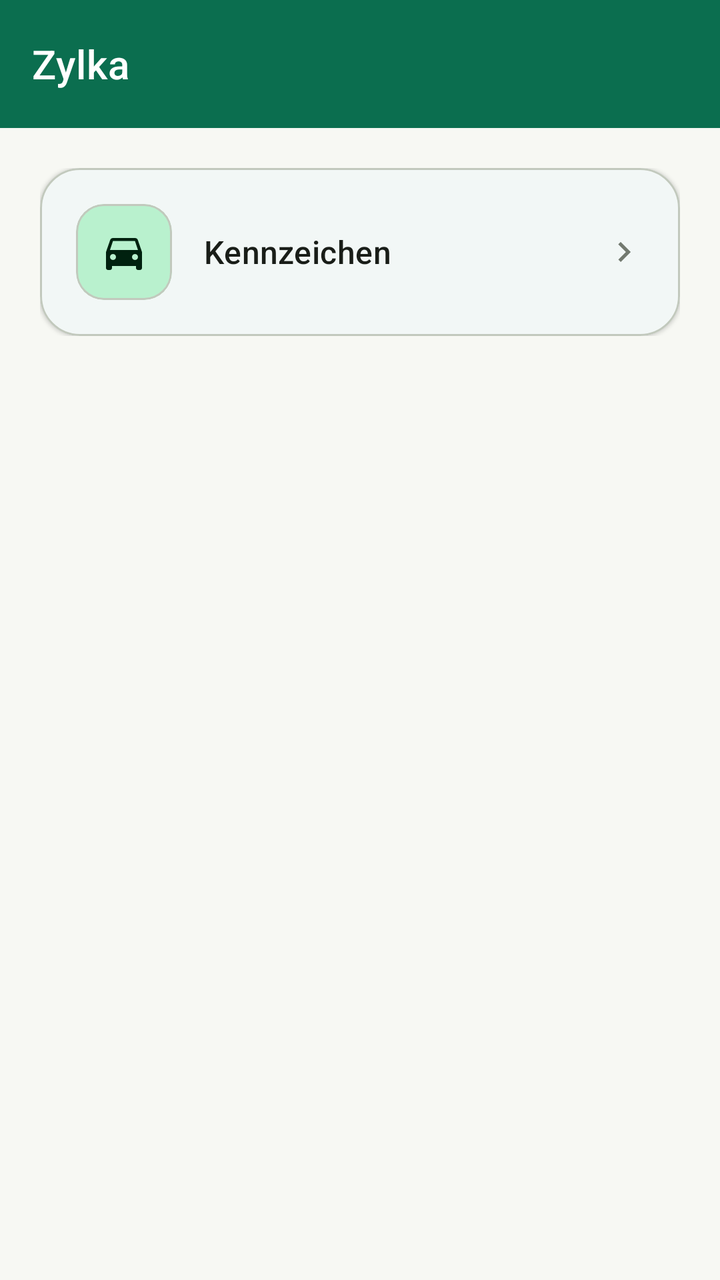
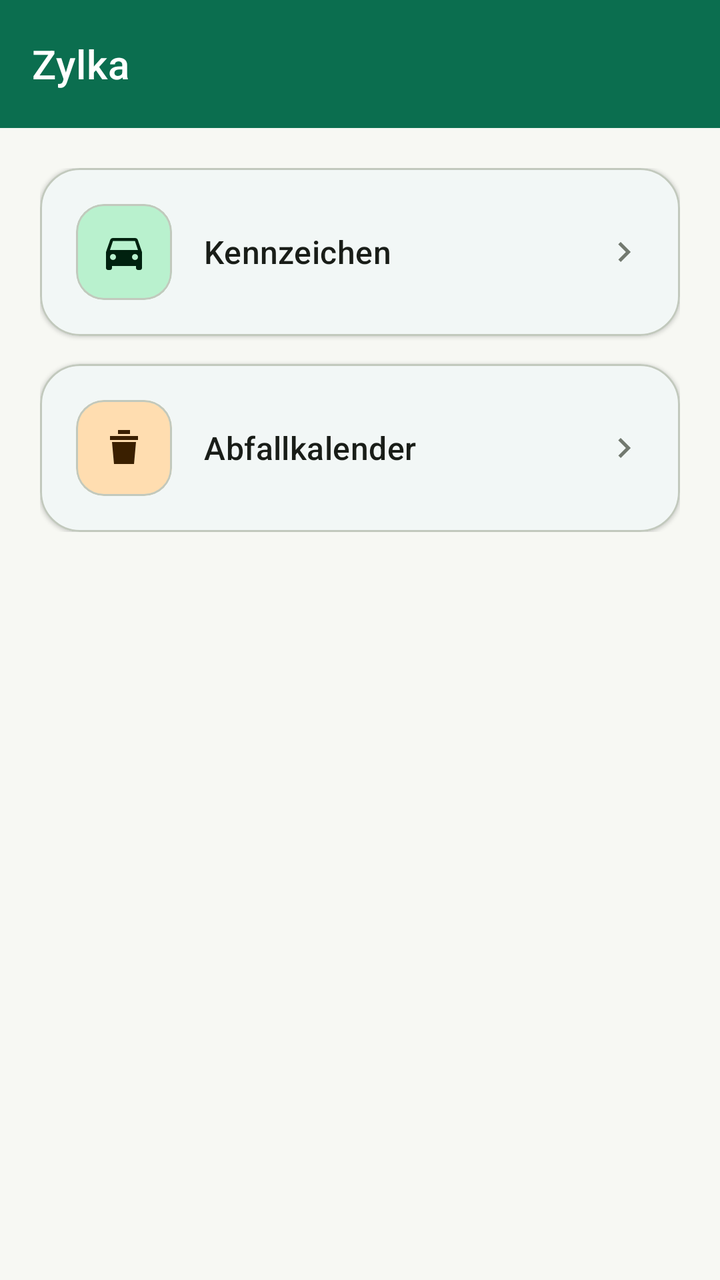

Before-and-after screenshots of an Android layout around one commit, followed by the original layout XML and the change that was made.
<!-- AndroidManifest.xml: application theme Theme.Zylka -->
<!-- res/layout/activity_main.xml -->
<?xml version="1.0" encoding="utf-8"?>
<LinearLayout xmlns:android="http://schemas.android.com/apk/res/android"
    xmlns:app="http://schemas.android.com/apk/res-auto"
    android:layout_width="match_parent"
    android:layout_height="match_parent"
    android:background="@color/brand_background"
    android:orientation="vertical">

    <com.google.android.material.appbar.MaterialToolbar
        android:id="@+id/toolbar"
        style="@style/Widget.Zylka.Toolbar"
        android:layout_width="match_parent"
        android:layout_height="?attr/actionBarSize"
        android:elevation="2dp"
        app:title="@string/app_name" />

    <ScrollView
        android:layout_width="match_parent"
        android:layout_height="match_parent">

        <LinearLayout
            android:layout_width="match_parent"
            android:layout_height="wrap_content"
            android:orientation="vertical"
            android:padding="20dp">

            <com.google.android.material.card.MaterialCardView
                android:id="@+id/card_kennzeichen"
                style="@style/Widget.Zylka.Card"
                android:layout_width="match_parent"
                android:layout_height="wrap_content"
                android:clickable="true"
                android:focusable="true">

                <LinearLayout
                    android:layout_width="match_parent"
                    android:layout_height="wrap_content"
                    android:gravity="center_vertical"
                    android:orientation="horizontal"
                    android:padding="18dp">

                    <com.google.android.material.card.MaterialCardView
                        android:layout_width="48dp"
                        android:layout_height="48dp"
                        app:cardBackgroundColor="@color/brand_primary_container"
                        app:cardCornerRadius="14dp"
                        app:cardElevation="0dp">

                        <ImageView
                            android:layout_width="24dp"
                            android:layout_height="24dp"
                            android:layout_gravity="center"
                            android:contentDescription="@null"
                            android:src="@drawable/ic_directions_car"
                            app:tint="@color/brand_on_primary_container" />
                    </com.google.android.material.card.MaterialCardView>

                    <TextView
                        android:layout_width="0dp"
                        android:layout_height="wrap_content"
                        android:layout_marginStart="16dp"
                        android:layout_weight="1"
                        android:text="@string/feature_kennzeichen"
                        android:textAppearance="?attr/textAppearanceTitleMedium"
                        android:textColor="@color/brand_on_surface" />

                    <ImageView
                        android:layout_width="20dp"
                        android:layout_height="20dp"
                        android:contentDescription="@null"
                        android:src="@drawable/ic_chevron_right"
                        app:tint="@color/brand_outline" />
                </LinearLayout>
            </com.google.android.material.card.MaterialCardView>

        </LinearLayout>
    </ScrollView>
</LinearLayout>
<!-- resources referenced by this layout -->
<resources>
  <color name="brand_background">#F7F8F3</color>
  <color name="brand_on_primary_container">#00210F</color>
  <color name="brand_on_surface">#191D18</color>
  <color name="brand_outline">#72796F</color>
  <color name="brand_primary_container">#B9F1CE</color>
  <!-- drawable ic_chevron_right (drawable) -->
  <vector xmlns:android="http://schemas.android.com/apk/res/android"
      android:width="24dp"
      android:height="24dp"
      android:viewportWidth="24"
      android:viewportHeight="24"
      android:tint="?attr/colorControlNormal">
      <path
          android:fillColor="#FF000000"
          android:pathData="M8.59,16.59L13.17,12 8.59,7.41 10,6l6,6 -6,6z" />
  </vector>
  <string name="app_name">Zylka</string>
  <string name="feature_kennzeichen">Kennzeichen</string>
  <style name="Widget.Zylka.Card" parent="Widget.MaterialComponents.CardView">
          <item name="cardCornerRadius">20dp</item>
          <item name="strokeColor">@color/brand_outline_variant</item>
          <item name="cardBackgroundColor">@color/brand_surface</item>
          <item name="rippleColor">@color/brand_primary_container</item>
      </style>
  <style name="Widget.Zylka.Toolbar" parent="Widget.MaterialComponents.Toolbar">
          <item name="android:background">@color/brand_primary</item>
          <item name="titleTextColor">@color/brand_on_primary</item>
          <item name="subtitleTextColor">@color/brand_on_primary</item>
          <item name="android:theme">@style/ThemeOverlay.Zylka.Toolbar</item>
      </style>
  <color name="brand_outline_variant">#C2C9BD</color>
  <color name="brand_surface">#FFFFFF</color>
  <color name="brand_primary">#0B6E4F</color>
  <color name="brand_on_primary">#FFFFFF</color>
  <style name="ThemeOverlay.Zylka.Toolbar" parent="">
          <item name="colorControlNormal">@color/brand_on_primary</item>
          <item name="colorOnSurface">@color/brand_on_primary</item>
          <item name="colorOnSurfaceVariant">@color/brand_on_primary</item>
          <item name="actionMenuTextColor">@color/brand_on_primary</item>
      </style>
  <color name="brand_secondary">#B26A00</color>
  <color name="brand_on_secondary">#FFFFFF</color>
  <color name="brand_secondary_container">#FFDDB0</color>
  <color name="brand_on_secondary_container">#3A1F00</color>
  <color name="brand_tertiary">#3E5FA0</color>
  <color name="brand_on_tertiary">#FFFFFF</color>
  <color name="brand_tertiary_container">#D8E2FF</color>
  <color name="brand_on_tertiary_container">#001A41</color>
  <color name="brand_on_background">#191D18</color>
  <color name="brand_surface_variant">#DEE5D9</color>
  <color name="brand_on_surface_variant">#424940</color>
  <color name="brand_error">#BA1A1A</color>
  <color name="brand_on_error">#FFFFFF</color>
  <color name="brand_error_container">#FFDAD6</color>
  <color name="brand_on_error_container">#410002</color>
  <!-- unchanged entries left out for length: 2 -->
</resources>

<!-- the commit's change to res/layout/activity_main.xml (unified diff, before → after) -->
@@ -73,6 +73,56 @@
                 </LinearLayout>
             </com.google.android.material.card.MaterialCardView>
 
+            <com.google.android.material.card.MaterialCardView
+                android:id="@+id/card_abfallkalender"
+                style="@style/Widget.Zylka.Card"
+                android:layout_width="match_parent"
+                android:layout_height="wrap_content"
+                android:layout_marginTop="14dp"
+                android:clickable="true"
+                android:focusable="true">
+
+                <LinearLayout
+                    android:layout_width="match_parent"
+                    android:layout_height="wrap_content"
+                    android:gravity="center_vertical"
+                    android:orientation="horizontal"
+                    android:padding="18dp">
+
+                    <com.google.android.material.card.MaterialCardView
+                        android:layout_width="48dp"
+                        android:layout_height="48dp"
+                        app:cardBackgroundColor="@color/brand_secondary_container"
+                        app:cardCornerRadius="14dp"
+                        app:cardElevation="0dp">
+
+                        <ImageView
+                            android:layout_width="24dp"
+                            android:layout_height="24dp"
+                            android:layout_gravity="center"
+                            android:contentDescription="@null"
+                            android:src="@drawable/ic_waste_bin"
+                            app:tint="@color/brand_on_secondary_container" />
+                    </com.google.android.material.card.MaterialCardView>
+
+                    <TextView
+                        android:layout_width="0dp"
+                        android:layout_height="wrap_content"
+                        android:layout_marginStart="16dp"
+                        android:layout_weight="1"
+                        android:text="@string/feature_abfallkalender"
+                        android:textAppearance="?attr/textAppearanceTitleMedium"
+                        android:textColor="@color/brand_on_surface" />
+
+                    <ImageView
+                        android:layout_width="20dp"
+                        android:layout_height="20dp"
+                        android:contentDescription="@null"
+                        android:src="@drawable/ic_chevron_right"
+                        app:tint="@color/brand_outline" />
+                </LinearLayout>
+            </com.google.android.material.card.MaterialCardView>
+
         </LinearLayout>
     </ScrollView>
 </LinearLayout>
<!-- resource entries referenced after the edit -->
@@ -16,7 +16,19 @@
           android:fillColor="#FF000000"
           android:pathData="M8.59,16.59L13.17,12 8.59,7.41 10,6l6,6 -6,6z" />
   </vector>
+  <!-- drawable ic_waste_bin (drawable) -->
+  <vector xmlns:android="http://schemas.android.com/apk/res/android"
+      android:width="24dp"
+      android:height="24dp"
+      android:viewportWidth="24"
+      android:viewportHeight="24"
+      android:tint="?attr/colorControlNormal">
+      <path
+          android:fillColor="#FF000000"
+          android:pathData="M9,3 L15,3 L15,5 L9,5 Z M5,6 L19,6 L19,8 L5,8 Z M6,9 L18,9 L17,20 L7,20 Z" />
+  </vector>
   <string name="app_name">Zylka</string>
+  <string name="feature_abfallkalender">Abfallkalender</string>
   <string name="feature_kennzeichen">Kennzeichen</string>
   <style name="Widget.Zylka.Card" parent="Widget.MaterialComponents.CardView">
           <item name="cardCornerRadius">20dp</item>
